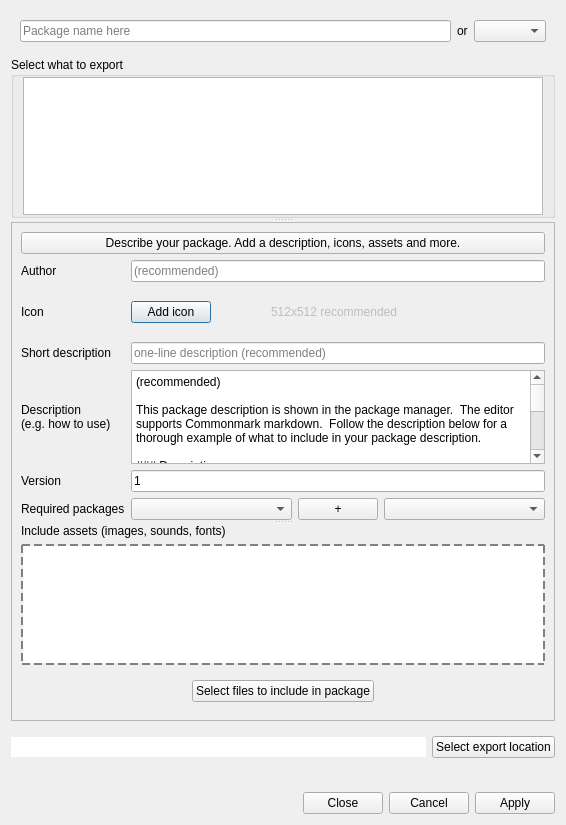
Before: the Qt Designer form src/ui/dlgPackageExporter.ui in Mudlet/Mudlet, drawn with Qt 5.
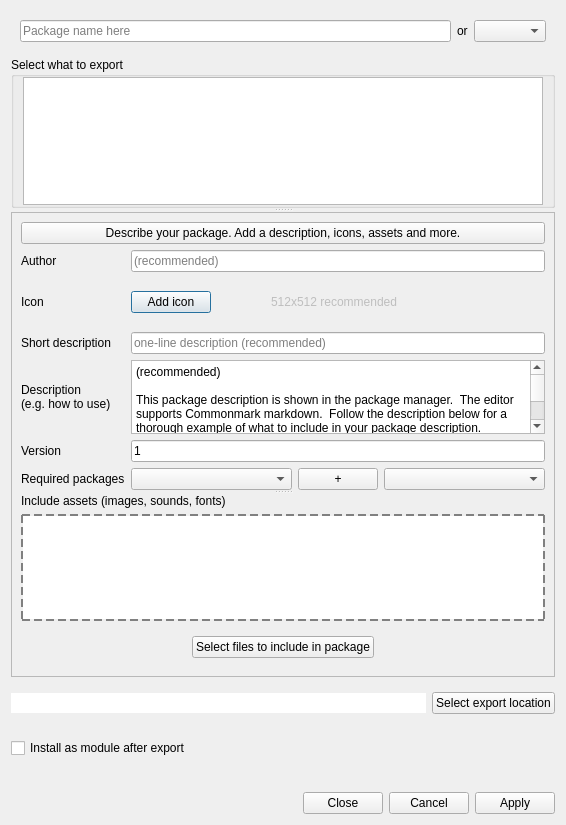
After: the same form once the commit is applied. Custom widgets are drawn as their Qt base class.

Commit message: add: exporter option to install as module after export; reuse Host::installPackage without altering existing flows\n\n- Add checkbox Install as module after export to dlgPackageExporter UI\n- Wire exporter to call Host::installPackage(..., ModuleFromUI) on successful export when enabled\n- Refresh dlgModuleManager if open\n- No changes to package format or import logic; export-only behavior unchanged\n\nCloses #566

Diff of the .ui file:
```diff
--- a/src/ui/dlgPackageExporter.ui
+++ b/src/ui/dlgPackageExporter.ui
@@ -542,10 +542,42 @@
        </widget>
       </item>
      </layout>
-    </widget>
-   </item>
-   <item>
-    <widget class="QLabel" name="infoLabel">
+     </widget>
+    </item>
+    <item>
+     <widget class="QWidget" name="widget_installOption" native="true">
+      <layout class="QHBoxLayout" name="horizontalLayout_installOption">
+       <property name="leftMargin">
+        <number>0</number>
+       </property>
+       <property name="rightMargin">
+        <number>0</number>
+       </property>
+       <item>
+        <widget class="QCheckBox" name="checkBox_installAsModule">
+         <property name="text">
+          <string>Install as module after export</string>
+         </property>
+        </widget>
+       </item>
+       <item>
+        <spacer name="horizontalSpacer_install">
+         <property name="orientation">
+          <enum>Qt::Orientation::Horizontal</enum>
+         </property>
+         <property name="sizeHint" stdset="0">
+          <size>
+           <width>40</width>
+           <height>20</height>
+          </size>
+         </property>
+        </spacer>
+       </item>
+      </layout>
+     </widget>
+    </item>
+    <item>
+     <widget class="QLabel" name="infoLabel">
      <property name="font">
       <font>
        <pointsize>8</pointsize>
```
The commit also changes 4 other files.
